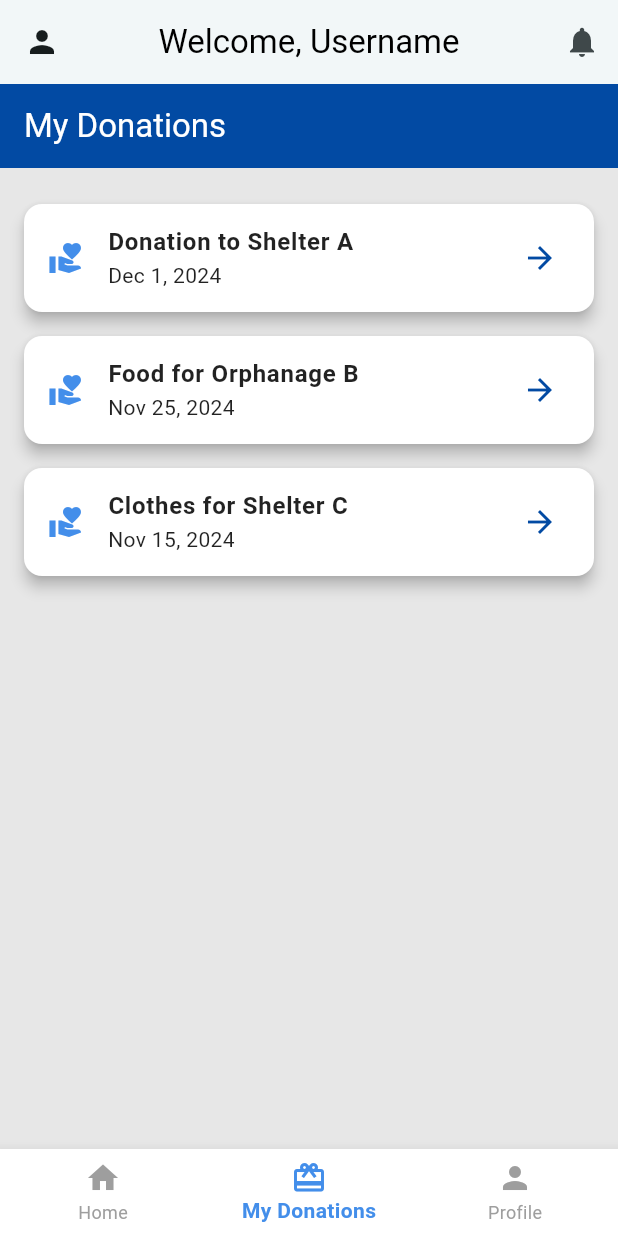
After one commit to huzaifascinating/giventake, a Flutter app: the screen it shows after launch, item 2 of the bottom bar chosen, on a phone screen of 412 x 824 dp. The commit adds this screen. Run offline on Flutter 3.47's test engine with Material 3 defaults, Android fonts, the light colour scheme and no system bars.

Commit message:
donation history page created

```diff
--- /dev/null
+++ b/lib/donation_history.dart
@@ -0,0 +1,57 @@
+import 'package:flutter/material.dart';
+import 'main.dart';
+
+class DonationHistoryScreen extends StatelessWidget {
+  final List<Map<String, String>> donations = [
+    {'title': 'Donation to Shelter A', 'date': 'Dec 1, 2024'},
+    {'title': 'Food for Orphanage B', 'date': 'Nov 25, 2024'},
+    {'title': 'Clothes for Shelter C', 'date': 'Nov 15, 2024'},
+  ];
+
+  @override
+  Widget build(BuildContext context) {
+    return Scaffold(
+      backgroundColor: backgroundColor,
+      appBar: AppBar(
+        title: Text('My Donations', style: TextStyle(color: primaryColor)),
+        backgroundColor: darkBlue,
+        iconTheme: IconThemeData(color: primaryColor),
+      ),
+      body: Padding(
+        padding: const EdgeInsets.all(16.0),
+        child: ListView.builder(
+          itemCount: donations.length,
+          itemBuilder: (context, index) {
+            final donation = donations[index];
+            return Card(
+              color: primaryColor,
+              margin: const EdgeInsets.symmetric(vertical: 8.0),
+              elevation: 4,
+              shape: RoundedRectangleBorder(
+                borderRadius: BorderRadius.circular(12),
+              ),
+              child: ListTile(
+                leading: Icon(Icons.volunteer_activism, color: lightBlue),
+                title: Text(
+                  donation['title']!,
+                  style: TextStyle(
+                    color: secondaryColor,
+                    fontWeight: FontWeight.bold,
+                  ),
+                ),
+                subtitle: Text(
+                  donation['date']!,
+                  style: TextStyle(color: secondaryColor),
+                ),
+                trailing: Icon(Icons.arrow_forward, color: darkBlue),
+                onTap: () {
+                  // Add navigation or actions here
+                },
+              ),
+            );
+          },
+        ),
+      ),
+    );
+  }
+}
--- a/lib/donor_home.dart
+++ b/lib/donation_home.dart
@@ -1,23 +1,23 @@
 import 'package:flutter/material.dart';
 import 'package:giventake/donor_categoryform.dart';
-import 'main.dart'; // Ensure your `lightBlue` color is defined here
 
-class DonorHome extends StatefulWidget {
-  const DonorHome({super.key});
+import 'main.dart';
 
+class DonationScreen extends StatefulWidget {
+  DonationScreen({super.key});
   @override
-  _DonorHomeState createState() => _DonorHomeState();
+  _DonationScreenState createState() => _DonationScreenState();
+
 }
 
-class _DonorHomeState extends State<DonorHome> {
-  final Map<String, bool> _selectedCategories = {
+
+class _DonationScreenState extends State<DonationScreen> {
+   final Map<String, bool> _selectedCategories = {
     'Food': false,
     'Clothes': false,
     'Money': false,
     'Others': false,
   };
-
-  int _currentIndex = 0; // Track the selected bottom navigation item
 
   bool get _isAnyCategorySelected =>
       _selectedCategories.values.any((isSelected) => isSelected);
@@ -30,32 +30,13 @@ class _DonorHomeState extends State<DonorHome> {
     'Others': Colors.grey,
   };
 
+
+
   @override
   Widget build(BuildContext context) {
     return Scaffold(
-      appBar: AppBar(
-        leading: IconButton(
-          icon: const Icon(Icons.person),
-          onPressed: () {
-            // Handle user profile action
-          },
-        ),
-        title: const Text(
-          'Welcome, Username',
-          style: TextStyle(color: Colors.black),
-        ),
-        centerTitle: true,
-        backgroundColor: Colors.white,
-        elevation: 1,
-        actions: [
-          IconButton(
-            icon: const Icon(Icons.notifications),
-            onPressed: () {
-              // Handle notification action
-            },
-          ),
-        ],
-      ),
+      backgroundColor: backgroundColor,
+
       body: Padding(
         padding: const EdgeInsets.all(16.0),
         child: Column(
@@ -95,45 +76,9 @@ class _DonorHomeState extends State<DonorHome> {
           ],
         ),
       ),
-      bottomNavigationBar: BottomNavigationBar(
-        currentIndex: _currentIndex,
-        items: const [
-          BottomNavigationBarItem(
-            icon: Icon(Icons.home),
-            label: 'Home',
-          ),
-          BottomNavigationBarItem(
-            icon: Icon(Icons.card_giftcard),
-            label: 'My Donations',
-          ),
-          BottomNavigationBarItem(
-            icon: Icon(Icons.person),
-            label: 'Profile',
-          ),
-        ],
-        selectedItemColor: lightBlue,
-        unselectedItemColor: Colors.grey,
-        showUnselectedLabels: true,
-        onTap: (index) {
-          setState(() {
-            _currentIndex = index;
-            // Handle navigation based on selected tab
-          });
-        },
-        backgroundColor: Colors.white,
-        selectedLabelStyle: const TextStyle(
-          fontSize: 14,
-          fontWeight: FontWeight.bold,
-        ),
-        unselectedLabelStyle: const TextStyle(
-          fontSize: 12,
-          fontWeight: FontWeight.normal,
-        ),
-      ),
     );
   }
 
-  // Custom container for text with select tick icon
   Widget _buildSelectTextWithTick(String text) {
     return Container(
       padding: const EdgeInsets.symmetric(vertical: 12, horizontal: 16),
@@ -293,4 +238,5 @@ class _DonorHomeState extends State<DonorHome> {
         return 'No description available.';
     }
   }
+
 }
--- /dev/null
+++ b/lib/donor_home_tabs.dart
@@ -0,0 +1,85 @@
+import 'package:flutter/material.dart';
+import 'package:giventake/donation_history.dart';
+import 'package:giventake/donation_home.dart';
+import 'package:giventake/main.dart';
+
+class DonorHome extends StatefulWidget {
+  const DonorHome({super.key});
+
+  @override
+  _DonorHomeState createState() => _DonorHomeState();
+}
+
+class _DonorHomeState extends State<DonorHome> {
+  int _currentIndex = 0; // Track the selected bottom navigation item
+
+  final List<Widget> _screens = [
+    DonationScreen(),
+    DonationHistoryScreen(),
+    Center(child: Text('Profile')), // Replace with your Profile screen
+  ];
+
+  @override
+  Widget build(BuildContext context) {
+    return Scaffold(
+      appBar: AppBar(
+        leading: IconButton(
+          icon: const Icon(Icons.person),
+          onPressed: () {
+            // Handle user profile action
+          },
+        ),
+        title: const Text(
+          'Welcome, Username',
+          style: TextStyle(color: Colors.black),
+        ),
+        centerTitle: true,
+        backgroundColor: Colors.white,
+        elevation: 1,
+        actions: [
+          IconButton(
+            icon: const Icon(Icons.notifications),
+            onPressed: () {
+              // Handle notification action
+            },
+          ),
+        ],
+      ),
+      body: _screens[_currentIndex],
+      bottomNavigationBar: BottomNavigationBar(
+        currentIndex: _currentIndex,
+        items: const [
+          BottomNavigationBarItem(
+            icon: Icon(Icons.home),
+            label: 'Home',
+          ),
+          BottomNavigationBarItem(
+            icon: Icon(Icons.card_giftcard),
+            label: 'My Donations',
+          ),
+          BottomNavigationBarItem(
+            icon: Icon(Icons.person),
+            label: 'Profile',
+          ),
+        ],
+        selectedItemColor: lightBlue,
+        unselectedItemColor: Colors.grey,
+        showUnselectedLabels: true,
+        onTap: (index) {
+          setState(() {
+            _currentIndex = index; // Update the selected tab index
+          });
+        },
+        backgroundColor: Colors.white,
+        selectedLabelStyle: const TextStyle(
+          fontSize: 14,
+          fontWeight: FontWeight.bold,
+        ),
+        unselectedLabelStyle: const TextStyle(
+          fontSize: 12,
+          fontWeight: FontWeight.normal,
+        ),
+      ),
+    );
+  }
+}
--- a/lib/donor_login.dart
+++ b/lib/donor_login.dart
@@ -1,6 +1,6 @@
 import 'package:flutter/material.dart';
 import 'package:giventake/main.dart'; // Import your main.dart or where you have defined your colors
-import 'donor_home.dart';
+import 'donor_home_tabs.dart';
 
 class DonorLogin extends StatelessWidget {
   const DonorLogin({super.key});
--- a/lib/main.dart
+++ b/lib/main.dart
@@ -1,12 +1,12 @@
 import 'package:flutter/material.dart';
 import 'package:giventake/role_screen.dart';
 import 'package:giventake/splash.dart';
-import 'donor_home.dart';
+import 'donor_home_tabs.dart';
 
 const Color primaryColor = Colors.white;
 const Color secondaryColor = Colors.black87;
 const Color backgroundColor =
-    Color.fromARGB(255, 231, 231, 231); // Light grey, off-white
+    Color.fromARGB(255, 231, 231, 231);
 const Color darkBlue = Color(0xFF024AA3);
 const Color lightBlue = Color.fromARGB(255, 67, 142, 234);
 const Color splashBackgroundColor = Color(0xFF2193FF);
```
